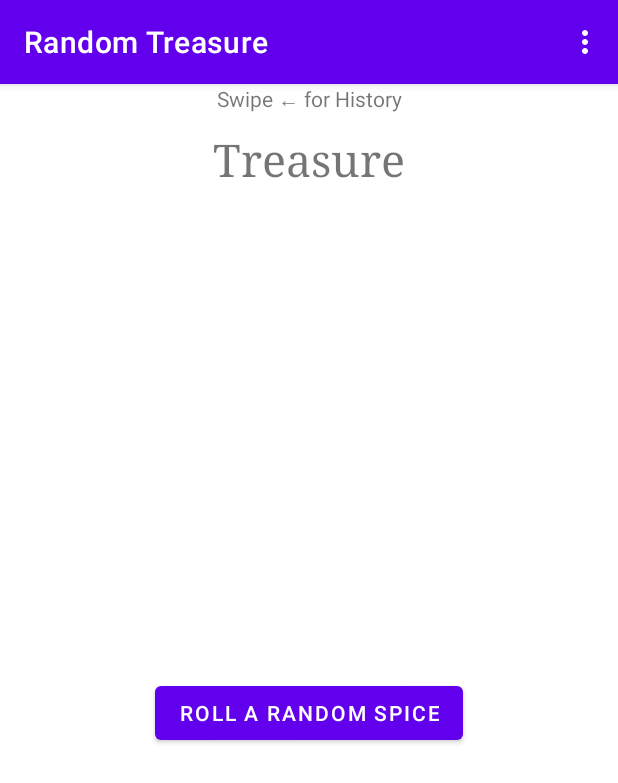
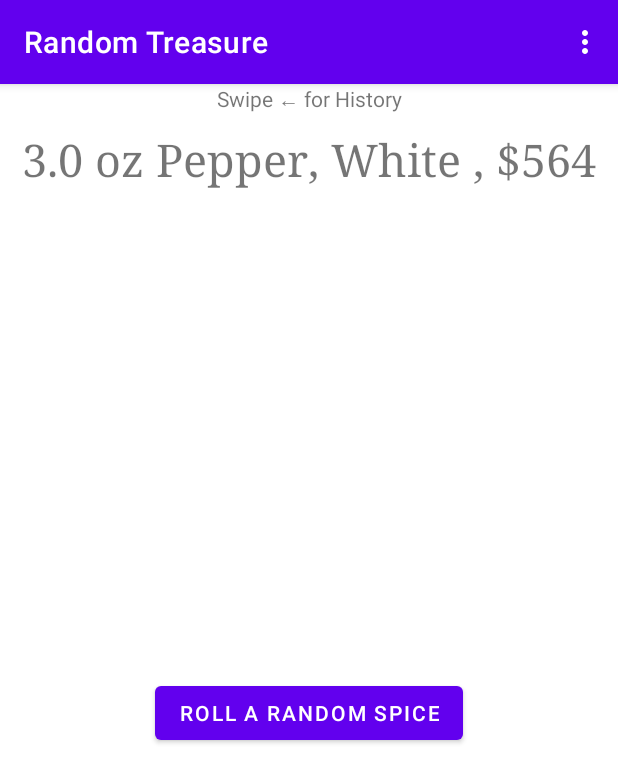
Before and after one commit to Patchcoat/random_treasure, an Android app: the screen it shows after launch (MainActivity), after a tap on "ROLL A RANDOM SPICE", on a phone screen of 412 x 824 dp. Shown: the top 783 px of the screen. Run offline under Robolectric (Android 15) with nearby library versions, the phone set to English and light mode, and no system bars.

Commit message:
Generates random spice.

```diff
--- a/app/src/main/java/com/example/randomtreasure/FirstFragment.java
+++ b/app/src/main/java/com/example/randomtreasure/FirstFragment.java
@@ -4,6 +4,13 @@ import android.os.Bundle;
 import android.view.LayoutInflater;
 import android.view.View;
 import android.view.ViewGroup;
+import android.widget.TextView;
+import android.widget.Toast;
+
+import java.text.DecimalFormat;
+import java.text.DecimalFormatSymbols;
+import java.util.Locale;
+import java.util.Objects;
 
 import androidx.annotation.NonNull;
 import androidx.fragment.app.Fragment;
@@ -12,6 +19,8 @@ import androidx.fragment.app.Fragment;
  * @since 2021-1-25
  */
 public class FirstFragment extends Fragment {
+
+    private TextView treasureText;
 
     @Override
     public View onCreateView(
@@ -22,11 +31,25 @@ public class FirstFragment extends Fragment {
         return inflater.inflate(R.layout.fragment_first, container, false);
     }
 
+    /**
+     * Handles the generated treasure. It displays the treasure using the supplied TextView
+     * @param treasure the top level Treasure Component that describes the treasure
+     */
+    private void treasureHandler(TreasureComponent treasure) {
+        String price = (treasure.cost().value() / 100) + "";
+        if (treasure.cost().value() % 100 != 0)
+            price = new DecimalFormat("#0.00",
+                    DecimalFormatSymbols.getInstance(Locale.ENGLISH)).format(
+                    treasure.cost().value() / 100);
+        String out = treasure.name() + ", $" + price;
+        treasureText.setText(out);
+    }
+
     public void onViewCreated(@NonNull View view, Bundle savedInstanceState) {
         super.onViewCreated(view, savedInstanceState);
 
-        view.findViewById(R.id.button_spice).setOnClickListener(view1 -> {
-            //TODO Generate Spice
-        });
+        treasureText = view.findViewById(R.id.treasure);
+
+        view.findViewById(R.id.button_spice).setOnClickListener(view1 -> treasureHandler(TreasureBuilder.buildSpice()));
     }
 }
--- a/app/src/main/java/com/example/randomtreasure/TreasureBuilder.java
+++ b/app/src/main/java/com/example/randomtreasure/TreasureBuilder.java
@@ -1,4 +1,11 @@
 package com.example.randomtreasure;
+
+import android.util.Log;
+import android.util.Pair;
+
+import java.text.DecimalFormat;
+import java.text.DecimalFormatSymbols;
+import java.util.Locale;
 
 /**
  * <h1>Treasure Builder Object</h1>
@@ -14,11 +21,25 @@ public class TreasureBuilder {
      * @return a TreasureComponent with weight and spice name set as the name, and the monetary
      *         value of the spice set as the cost.
      */
-    TreasureComponent buildSpice() {
-        TreasureComponent spice = new TreasureComponent();
+    public static TreasureComponent buildSpice() {
+        String[] spices = { "Allspice", "Anise", "Annatto", "Asafetida", "Cardamom", "Cassia", "Chiles", "Cinnamon", "Clove", "Coriander", "Cumin", "Dwarven Savory Fungus", "Elven Pepperbark", "Faerie Glimmerseed", "Fennel", "Fenugreek", "Ginger", "Halfling Savory", "Huajiao (Szechuan Pepper)", "Mace", "Mustard", "Nigella", "Nutmeg", "Onion Seed", "Orcish Firegrain", "Pepper, Black", "Pepper, White", "Poppy Seed", "Saffron", "Salt", "Salt, Black", "Salt, Red", "Sumac", "Tamarind", "Tumericc", "Zeodary"};
+        // in dollars, multiply by 100 to get the component price.
+        int[] prices = {150, 150, 113, 75, 150, 75, 38, 150, 150, 150, 150, 75, 38, 270, 75, 150, 38, 150, 150, 225, 38, 75, 150, 38, 150, 150, 188, 38, 300, 15, 38, 38, 38, 15, 38, 150};
+        // generate the spice
+        TreasureComponent spice = new TreasureComponent(0, TreasureComponentType.SPICE);
+        int spiceNum = (int) (36 * Math.random());
+        spice.setName(spices[spiceNum]);
+        spice.setCost(new Price(prices[spiceNum]*100, 0));
+        spice.setBookReference("Dungeon Fantasy 8 p. 11");
 
-        // TODO generate the spice
-        // TODO generate the weight
+        // generate the weight
+        TreasureComponent weight = new TreasureComponent(1, TreasureComponentType.QUANTITY);
+        double weightValue = ((int) (7 * Math.random() + 1)) / 2.0;
+        weight.setName(new DecimalFormat("0.0", DecimalFormatSymbols.getInstance(Locale.ENGLISH)).format(weightValue) + " oz");
+        weight.setCost(new Price(0, weightValue - 1));
+
+        // apply the weight to the spice
+        spice.addComponent(weight);
 
         return spice.assembleTreasure();
     }
--- a/app/src/main/java/com/example/randomtreasure/TreasureComponent.java
+++ b/app/src/main/java/com/example/randomtreasure/TreasureComponent.java
@@ -1,4 +1,6 @@
 package com.example.randomtreasure;
+
+import android.util.Log;
 
 import java.util.LinkedList;
 
@@ -14,13 +16,13 @@ import java.util.LinkedList;
 
 public class TreasureComponent {
 
-    int id;
-    TreasureComponentType type;
-    String name;
-    String bookReference;
-    String description;
-    Price cost;
-    LinkedList<TreasureComponent> components;
+    private int id;
+    private TreasureComponentType type;
+    private String name;
+    private String bookReference;
+    private String description;
+    private Price cost;
+    private LinkedList<TreasureComponent> components;
 
     /**
      * This method creates a default empty treasure component with an ID 0 and a type of EMPTY.
@@ -28,6 +30,7 @@ public class TreasureComponent {
     TreasureComponent(){
         id = 0;
         type = TreasureComponentType.EMPTY;
+        components = new LinkedList<>();
     }
 
     /**
@@ -39,6 +42,7 @@ public class TreasureComponent {
     TreasureComponent(int id, TreasureComponentType type){
         this.id = id;
         this.type = type;
+        components = new LinkedList<>();
     }
 
     /**
@@ -127,13 +131,13 @@ public class TreasureComponent {
         for (TreasureComponent component : components) {
             TreasureComponent child = component.assembleTreasure();
             fullName.append(child);
-            costAccumulator = costAccumulator.add(child.cost());
+            costAccumulator = costAccumulator.add(component.cost());
         }
 
         // CF Value is the value of the component multiplied by the cost factor plus one
         // only the Cost Factor of the immediate children affect the CF value. This is
         // intentional and desirable.
-        int CFValue = cost.value() * (int) (costAccumulator.CF() + 1);
+        int CFValue = (int) (cost.value() * (costAccumulator.CF() + 1));
         // first the CF Value is calculated, then the value of the sub-components are added to that.
         // it is important the sub-component values are not added before the CFValue is calculated.
         out.setCost(new Price(CFValue + costAccumulator.value(), 0));
@@ -148,7 +152,5 @@ public class TreasureComponent {
      * @return the name of the TreasureComponent
      */
     @Override
-    public String toString() {
-        return name;
-    }
+    public String toString() { return name; }
 }
--- a/app/src/main/res/layout/fragment_first.xml
+++ b/app/src/main/res/layout/fragment_first.xml
@@ -23,14 +23,15 @@
         app:layout_constraintBottom_toBottomOf="parent"
         app:layout_constraintEnd_toEndOf="parent"
         app:layout_constraintStart_toStartOf="parent"
-        app:layout_constraintTop_toBottomOf="@+id/textView" />
+        app:layout_constraintTop_toBottomOf="@+id/treasure" />
 
     <TextView
-        android:id="@+id/textView"
+        android:id="@+id/treasure"
         android:layout_width="wrap_content"
         android:layout_height="wrap_content"
         android:layout_marginTop="10dp"
         android:fontFamily="serif"
+        android:gravity="center"
         android:text="@string/defaultTreasure"
         android:textSize="30sp"
         app:layout_constraintEnd_toEndOf="parent"
```
Also changed, not shown: app/src/main/java/com/example/randomtreasure/Price.java (+8 -0 lines).
